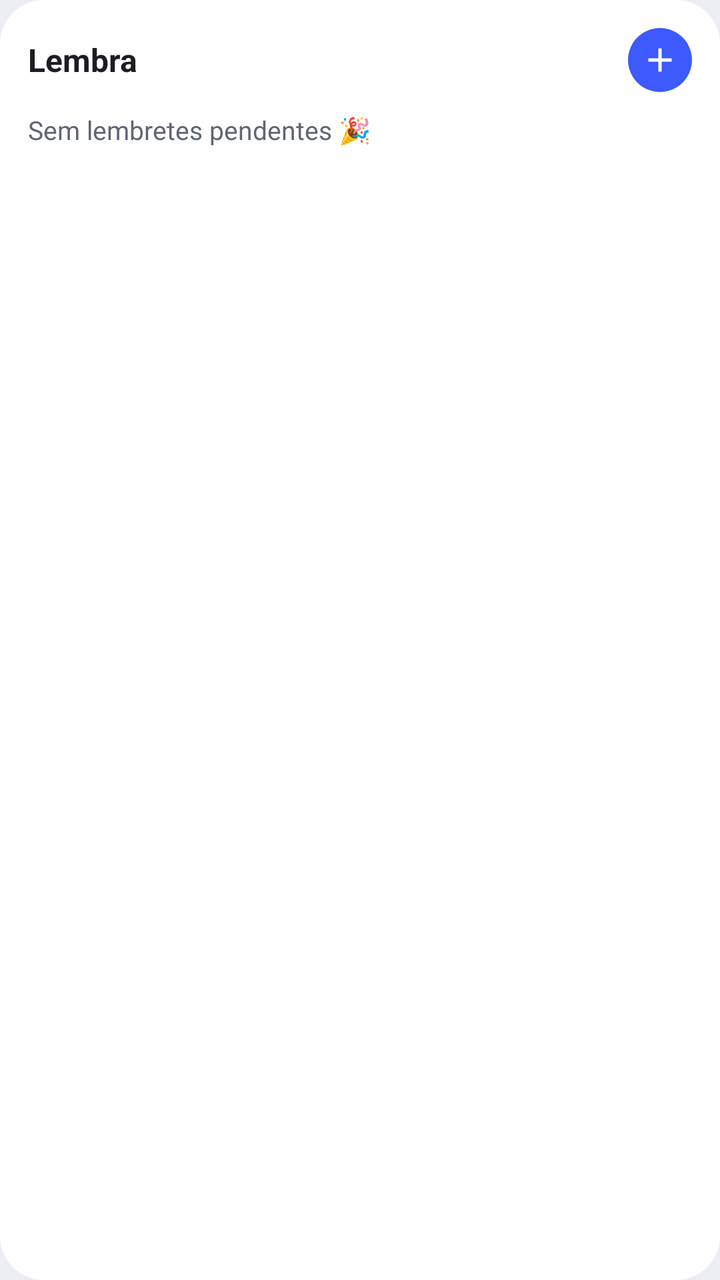
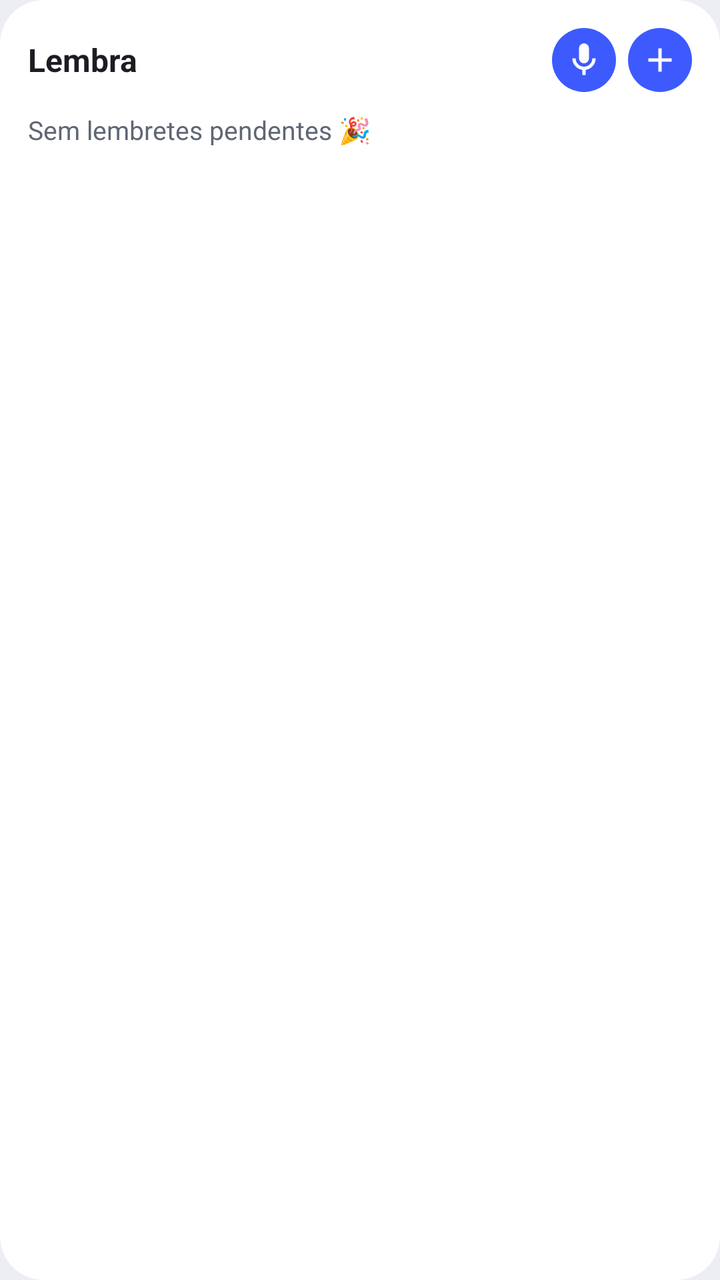

Screens rendered from an Android XML layout before and after an edit, with the pre-edit source and the edit as a unified diff.
<!-- AndroidManifest.xml: application theme AppTheme -->
<!-- res/layout/widget.xml -->
<LinearLayout xmlns:android="http://schemas.android.com/apk/res/android" android:id="@+id/root" android:layout_width="match_parent" android:layout_height="match_parent" android:orientation="vertical" android:background="@drawable/widget_bg" android:padding="14dp">
    <LinearLayout android:layout_width="match_parent" android:layout_height="wrap_content" android:orientation="horizontal" android:gravity="center_vertical">
        <TextView android:id="@+id/header" android:layout_width="0dp" android:layout_weight="1" android:layout_height="wrap_content" android:text="Lembra" android:textStyle="bold" android:textSize="16sp" android:textColor="@color/text"/>
        <ImageView android:id="@+id/add" android:layout_width="32dp" android:layout_height="32dp" android:padding="6dp" android:src="@drawable/ic_add" android:tint="@color/onAccent" android:background="@drawable/widget_add_bg" android:contentDescription="Novo lembrete"/>
    </LinearLayout>
    <TextView android:id="@+id/empty" android:layout_width="match_parent" android:layout_height="wrap_content" android:layout_marginTop="10dp" android:text="Sem lembretes pendentes 🎉" android:textColor="@color/text2" android:textSize="13sp"/>
    <LinearLayout android:id="@+id/row0" android:layout_width="match_parent" android:layout_height="wrap_content" android:orientation="horizontal" android:paddingTop="5dp" android:paddingBottom="5dp" android:gravity="center_vertical" android:visibility="gone">
        <TextView android:id="@+id/dot0" android:layout_width="wrap_content" android:layout_height="wrap_content" android:text="●" android:textSize="10sp" android:layout_marginEnd="8dp" android:textColor="@color/accent"/>
        <TextView android:id="@+id/title0" android:layout_width="0dp" android:layout_weight="1" android:layout_height="wrap_content" android:textColor="@color/text" android:textSize="14sp" android:maxLines="1" android:ellipsize="end"/>
        <TextView android:id="@+id/time0" android:layout_width="wrap_content" android:layout_height="wrap_content" android:textColor="@color/text2" android:textSize="12sp" android:layout_marginStart="8dp"/>
    </LinearLayout>
    <LinearLayout android:id="@+id/row1" android:layout_width="match_parent" android:layout_height="wrap_content" android:orientation="horizontal" android:paddingTop="5dp" android:paddingBottom="5dp" android:gravity="center_vertical" android:visibility="gone">
        <TextView android:id="@+id/dot1" android:layout_width="wrap_content" android:layout_height="wrap_content" android:text="●" android:textSize="10sp" android:layout_marginEnd="8dp" android:textColor="@color/accent"/>
        <TextView android:id="@+id/title1" android:layout_width="0dp" android:layout_weight="1" android:layout_height="wrap_content" android:textColor="@color/text" android:textSize="14sp" android:maxLines="1" android:ellipsize="end"/>
        <TextView android:id="@+id/time1" android:layout_width="wrap_content" android:layout_height="wrap_content" android:textColor="@color/text2" android:textSize="12sp" android:layout_marginStart="8dp"/>
    </LinearLayout>
    <LinearLayout android:id="@+id/row2" android:layout_width="match_parent" android:layout_height="wrap_content" android:orientation="horizontal" android:paddingTop="5dp" android:paddingBottom="5dp" android:gravity="center_vertical" android:visibility="gone">
        <TextView android:id="@+id/dot2" android:layout_width="wrap_content" android:layout_height="wrap_content" android:text="●" android:textSize="10sp" android:layout_marginEnd="8dp" android:textColor="@color/accent"/>
        <TextView android:id="@+id/title2" android:layout_width="0dp" android:layout_weight="1" android:layout_height="wrap_content" android:textColor="@color/text" android:textSize="14sp" android:maxLines="1" android:ellipsize="end"/>
        <TextView android:id="@+id/time2" android:layout_width="wrap_content" android:layout_height="wrap_content" android:textColor="@color/text2" android:textSize="12sp" android:layout_marginStart="8dp"/>
    </LinearLayout>
    <LinearLayout android:id="@+id/row3" android:layout_width="match_parent" android:layout_height="wrap_content" android:orientation="horizontal" android:paddingTop="5dp" android:paddingBottom="5dp" android:gravity="center_vertical" android:visibility="gone">
        <TextView android:id="@+id/dot3" android:layout_width="wrap_content" android:layout_height="wrap_content" android:text="●" android:textSize="10sp" android:layout_marginEnd="8dp" android:textColor="@color/accent"/>
        <TextView android:id="@+id/title3" android:layout_width="0dp" android:layout_weight="1" android:layout_height="wrap_content" android:textColor="@color/text" android:textSize="14sp" android:maxLines="1" android:ellipsize="end"/>
        <TextView android:id="@+id/time3" android:layout_width="wrap_content" android:layout_height="wrap_content" android:textColor="@color/text2" android:textSize="12sp" android:layout_marginStart="8dp"/>
    </LinearLayout>
</LinearLayout>
<!-- resources referenced by this layout -->
<resources>
  <color name="accent">#3D5AFE</color>
  <color name="onAccent">#FFFFFF</color>
  <color name="text">#1B1D23</color>
  <color name="text2">#5F6675</color>
  <!-- drawable ic_add (drawable) -->
  <vector xmlns:android="http://schemas.android.com/apk/res/android" android:width="24dp" android:height="24dp" android:viewportWidth="24" android:viewportHeight="24">
  <path android:fillColor="#FF000000" android:pathData="M19,13h-6v6h-2v-6H5v-2h6V5h2v6h6v2z"/></vector>
  <!-- drawable widget_add_bg (drawable) -->
  <shape xmlns:android="http://schemas.android.com/apk/res/android" android:shape="oval">
  <solid android:color="@color/accent"/></shape>
  <!-- drawable widget_bg (drawable) -->
  <shape xmlns:android="http://schemas.android.com/apk/res/android" android:shape="rectangle">
  <solid android:color="@color/surface"/><corners android:radius="22dp"/></shape>
  <style name="AppTheme" parent="@android:style/Theme.Material.Light.NoActionBar">
          <item name="android:colorAccent">@color/accent</item>
          <item name="android:colorPrimary">@color/accent</item>
          <item name="android:colorPrimaryDark">@color/bg</item>
          <item name="android:statusBarColor">@color/bg</item>
          <item name="android:navigationBarColor">@color/bg</item>
          <item name="android:windowBackground">@color/bg</item>
          <item name="android:windowLightStatusBar">true</item>
          <item name="android:windowLightNavigationBar">true</item>
          <item name="android:textColorPrimary">@color/text</item>
          <item name="android:textColorSecondary">@color/text2</item>
      </style>
  <color name="surface">#FFFFFF</color>
  <color name="bg">#ECEEF4</color>
</resources>

<!-- the commit's change to res/layout/widget.xml (unified diff, before → after) -->
@@ -1,6 +1,7 @@
 <LinearLayout xmlns:android="http://schemas.android.com/apk/res/android" android:id="@+id/root" android:layout_width="match_parent" android:layout_height="match_parent" android:orientation="vertical" android:background="@drawable/widget_bg" android:padding="14dp">
     <LinearLayout android:layout_width="match_parent" android:layout_height="wrap_content" android:orientation="horizontal" android:gravity="center_vertical">
         <TextView android:id="@+id/header" android:layout_width="0dp" android:layout_weight="1" android:layout_height="wrap_content" android:text="Lembra" android:textStyle="bold" android:textSize="16sp" android:textColor="@color/text"/>
+        <ImageView android:id="@+id/voice" android:layout_width="32dp" android:layout_height="32dp" android:layout_marginEnd="6dp" android:padding="6dp" android:src="@drawable/ic_mic" android:tint="@color/onAccent" android:background="@drawable/widget_add_bg" android:contentDescription="Adicionar nota por voz"/>
         <ImageView android:id="@+id/add" android:layout_width="32dp" android:layout_height="32dp" android:padding="6dp" android:src="@drawable/ic_add" android:tint="@color/onAccent" android:background="@drawable/widget_add_bg" android:contentDescription="Novo lembrete"/>
     </LinearLayout>
     <TextView android:id="@+id/empty" android:layout_width="match_parent" android:layout_height="wrap_content" android:layout_marginTop="10dp" android:text="Sem lembretes pendentes 🎉" android:textColor="@color/text2" android:textSize="13sp"/>
<!-- resource entries referenced after the edit -->
@@ -7,6 +7,11 @@
   <!-- drawable ic_add (drawable) -->
   <vector xmlns:android="http://schemas.android.com/apk/res/android" android:width="24dp" android:height="24dp" android:viewportWidth="24" android:viewportHeight="24">
   <path android:fillColor="#FF000000" android:pathData="M19,13h-6v6h-2v-6H5v-2h6V5h2v6h6v2z"/></vector>
+  <!-- drawable ic_mic (drawable) -->
+  <vector xmlns:android="http://schemas.android.com/apk/res/android" android:width="24dp" android:height="24dp" android:viewportWidth="24" android:viewportHeight="24">
+      <path android:fillColor="#FF000000" android:pathData="M12,14a3,3 0,0 0,3 -3V5a3,3 0,0 0,-6 0v6a3,3 0,0 0,3 3z"/>
+      <path android:fillColor="#FF000000" android:pathData="M17,11a5,5 0,0 1,-10 0H5a7,7 0,0 0,6 6.93V21h2v-3.07A7,7 0,0 0,19 11h-2z"/>
+  </vector>
   <!-- drawable widget_add_bg (drawable) -->
   <shape xmlns:android="http://schemas.android.com/apk/res/android" android:shape="oval">
   <solid android:color="@color/accent"/></shape>
